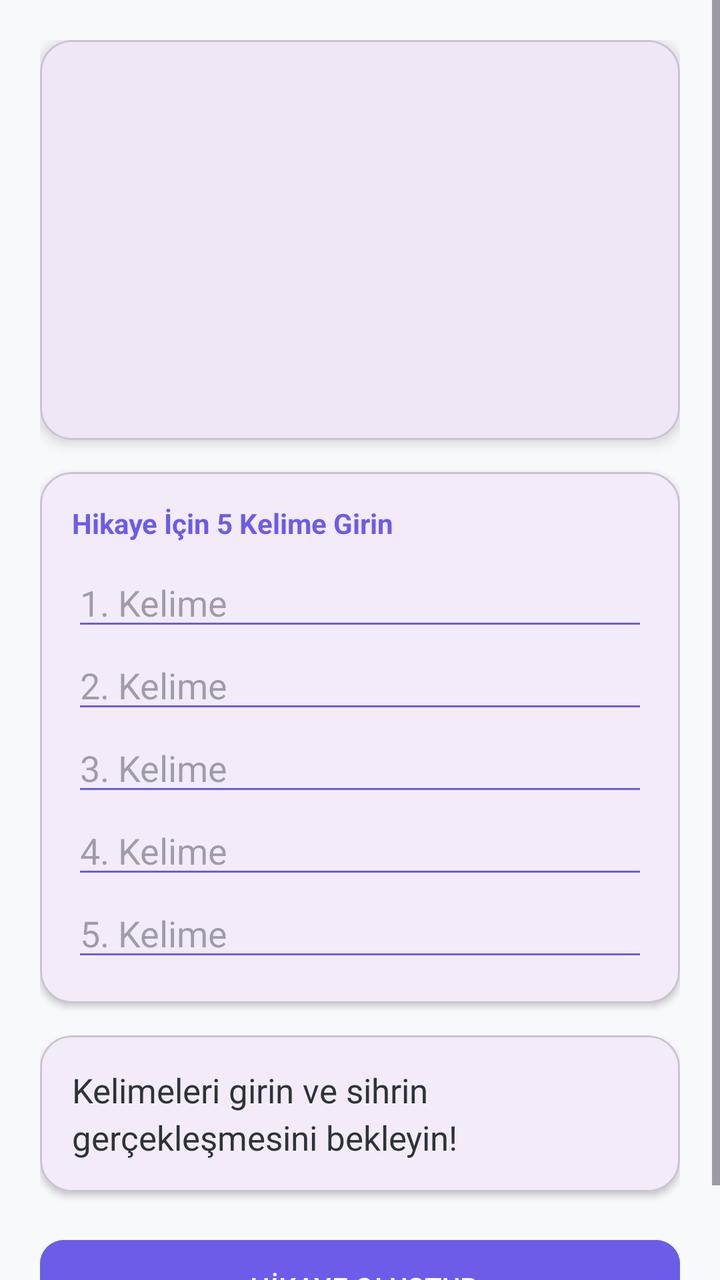
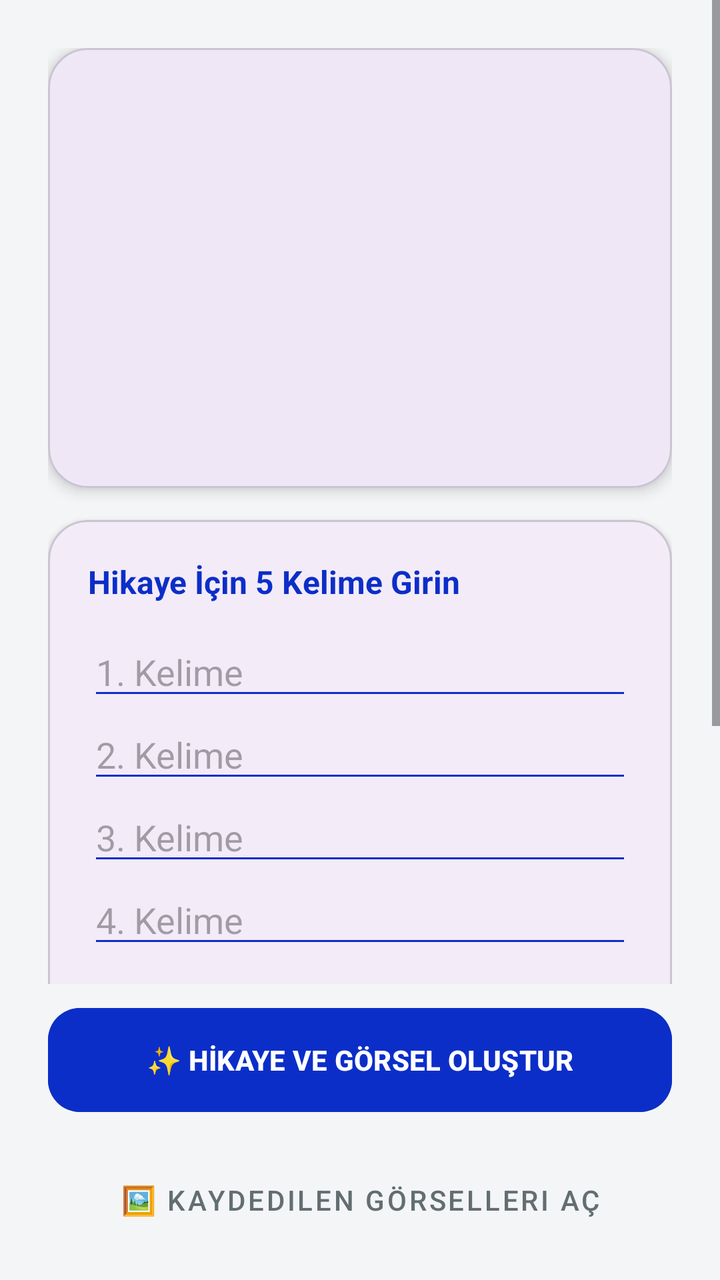

Screens rendered from an Android XML layout before and after an edit, with the pre-edit source and the edit as a unified diff.
<!-- AndroidManifest.xml: application theme Theme.Wordleloop -->
<!-- res/layout/activity_llm.xml -->
<?xml version="1.0" encoding="utf-8"?>
<ScrollView xmlns:android="http://schemas.android.com/apk/res/android"
    xmlns:app="http://schemas.android.com/apk/res-auto"
    xmlns:tools="http://schemas.android.com/tools"
    android:layout_width="match_parent"
    android:layout_height="match_parent"
    android:background="#F8F9FA"
    android:fillViewport="true">

    <androidx.constraintlayout.widget.ConstraintLayout
        android:layout_width="match_parent"
        android:layout_height="wrap_content"
        android:padding="20dp">

        <com.google.android.material.card.MaterialCardView
            android:id="@+id/cardImage"
            android:layout_width="match_parent"
            android:layout_height="200dp"
            app:cardCornerRadius="16dp"
            app:cardElevation="4dp"
            app:layout_constraintTop_toTopOf="parent">

            <ImageView
                android:id="@+id/ivGeneratedImage"
                android:layout_width="match_parent"
                android:layout_height="match_parent"
                android:scaleType="centerCrop"
                android:src="@android:drawable/ic_menu_gallery"
                android:visibility="gone" />
        </com.google.android.material.card.MaterialCardView>

        <com.google.android.material.card.MaterialCardView
            android:id="@+id/cardInputs"
            android:layout_width="match_parent"
            android:layout_height="wrap_content"
            android:layout_marginTop="16dp"
            app:cardCornerRadius="16dp"
            app:cardElevation="2dp"
            app:layout_constraintTop_toBottomOf="@id/cardImage">

            <LinearLayout
                android:layout_width="match_parent"
                android:layout_height="wrap_content"
                android:orientation="vertical"
                android:padding="16dp">

                <TextView
                    android:layout_width="wrap_content"
                    android:layout_height="wrap_content"
                    android:text="Hikaye İçin 5 Kelime Girin"
                    android:textColor="#6C5CE7"
                    android:textStyle="bold"
                    android:layout_marginBottom="8dp"/>

                <EditText android:id="@+id/etWord1" android:layout_width="match_parent" android:layout_height="wrap_content" android:hint="1. Kelime" android:backgroundTint="#6C5CE7"/>
                <EditText android:id="@+id/etWord2" android:layout_width="match_parent" android:layout_height="wrap_content" android:hint="2. Kelime" android:backgroundTint="#6C5CE7"/>
                <EditText android:id="@+id/etWord3" android:layout_width="match_parent" android:layout_height="wrap_content" android:hint="3. Kelime" android:backgroundTint="#6C5CE7"/>
                <EditText android:id="@+id/etWord4" android:layout_width="match_parent" android:layout_height="wrap_content" android:hint="4. Kelime" android:backgroundTint="#6C5CE7"/>
                <EditText android:id="@+id/etWord5" android:layout_width="match_parent" android:layout_height="wrap_content" android:hint="5. Kelime" android:backgroundTint="#6C5CE7"/>
            </LinearLayout>
        </com.google.android.material.card.MaterialCardView>

        <com.google.android.material.card.MaterialCardView
            android:id="@+id/cardStory"
            android:layout_width="match_parent"
            android:layout_height="wrap_content"
            android:layout_marginTop="16dp"
            app:cardCornerRadius="16dp"
            app:cardElevation="2dp"
            app:layout_constraintTop_toBottomOf="@id/cardInputs">

            <LinearLayout
                android:layout_width="match_parent"
                android:layout_height="wrap_content"
                android:orientation="vertical"
                android:padding="16dp">

                <TextView
                    android:id="@+id/tvEnglishStory"
                    android:layout_width="match_parent"
                    android:layout_height="wrap_content"
                    android:lineSpacingExtra="4sp"
                    android:text="Kelimeleri girin ve sihrin gerçekleşmesini bekleyin!"
                    android:textColor="#2D3436"
                    android:textSize="17sp" />

                <TextView
                    android:id="@+id/tvTurkishStory"
                    android:layout_width="match_parent"
                    android:layout_height="wrap_content"
                    android:layout_marginTop="12dp"
                    android:lineSpacingExtra="4sp"
                    android:textColor="#636E72"
                    android:textSize="15sp"
                    android:textStyle="italic"
                    android:visibility="gone" />
            </LinearLayout>
        </com.google.android.material.card.MaterialCardView>

        <Button
            android:id="@+id/btnGenerateStory"
            android:layout_width="match_parent"
            android:layout_height="55dp"
            android:layout_marginTop="20dp"
            android:backgroundTint="#6C5CE7"
            android:text=" HİKAYE OLUŞTUR"
            android:textColor="#FFFFFF"
            app:cornerRadius="12dp"
            app:layout_constraintTop_toBottomOf="@id/cardStory" />

        <Button
            android:id="@+id/btnTranslate"
            style="@style/Widget.MaterialComponents.Button.OutlinedButton"
            android:layout_width="match_parent"
            android:layout_height="55dp"
            android:layout_marginTop="10dp"
            android:text="🌍 ÇEVİRİYİ GÖSTER"
            android:textColor="#6C5CE7"
            android:visibility="gone"
            app:layout_constraintTop_toBottomOf="@id/btnGenerateStory"
            app:strokeColor="#6C5CE7" />

        <ProgressBar
            android:id="@+id/loadingProgress"
            android:layout_width="wrap_content"
            android:layout_height="wrap_content"
            android:visibility="gone"
            android:indeterminateTint="#6C5CE7"
            app:layout_constraintBottom_toBottomOf="parent"
            app:layout_constraintEnd_toEndOf="parent"
            app:layout_constraintStart_toStartOf="parent"
            app:layout_constraintTop_toTopOf="parent" />

    </androidx.constraintlayout.widget.ConstraintLayout>
</ScrollView>
<!-- resources referenced by this layout -->
<resources>
  <style name="Theme.Wordleloop" parent="Base.Theme.Wordleloop" />
  <style name="Base.Theme.Wordleloop" parent="Theme.Material3.DayNight.NoActionBar">
          
          
      </style>
</resources>

<!-- the commit's change to res/layout/activity_llm.xml (unified diff, before → after) -->
@@ -1,135 +1,181 @@
 <?xml version="1.0" encoding="utf-8"?>
-<ScrollView xmlns:android="http://schemas.android.com/apk/res/android"
+<LinearLayout xmlns:android="http://schemas.android.com/apk/res/android"
     xmlns:app="http://schemas.android.com/apk/res-auto"
-    xmlns:tools="http://schemas.android.com/tools"
     android:layout_width="match_parent"
     android:layout_height="match_parent"
-    android:background="#F8F9FA"
-    android:fillViewport="true">
+    android:background="#F4F5F7"
+    android:orientation="vertical">
 
-    <androidx.constraintlayout.widget.ConstraintLayout
+    <ScrollView
+        android:layout_width="match_parent"
+        android:layout_height="0dp"
+        android:layout_weight="1"
+        android:fillViewport="true">
+
+        <LinearLayout
+            android:layout_width="match_parent"
+            android:layout_height="wrap_content"
+            android:orientation="vertical"
+            android:padding="24dp">
+
+            <com.google.android.material.card.MaterialCardView
+                android:id="@+id/cardImage"
+                android:layout_width="match_parent"
+                android:layout_height="220dp"
+                app:cardCornerRadius="20dp"
+                app:cardElevation="4dp">
+
+                <ImageView
+                    android:id="@+id/ivGeneratedImage"
+                    android:layout_width="match_parent"
+                    android:layout_height="match_parent"
+                    android:scaleType="centerCrop"
+                    android:src="@android:drawable/ic_menu_gallery"
+                    android:visibility="gone" />
+            </com.google.android.material.card.MaterialCardView>
+
+            <com.google.android.material.card.MaterialCardView
+                android:id="@+id/cardInputs"
+                android:layout_width="match_parent"
+                android:layout_height="wrap_content"
+                android:layout_marginTop="16dp"
+                app:cardCornerRadius="20dp"
+                app:cardElevation="2dp">
+
+                <LinearLayout
+                    android:layout_width="match_parent"
+                    android:layout_height="wrap_content"
+                    android:orientation="vertical"
+                    android:padding="20dp">
+
+                    <TextView
+                        android:layout_width="wrap_content"
+                        android:layout_height="wrap_content"
+                        android:text="Hikaye İçin 5 Kelime Girin"
+                        android:textColor="#0C2EC8"
+                        android:textSize="16sp"
+                        android:textStyle="bold"
+                        android:layout_marginBottom="12dp"/>
+
+                    <EditText android:id="@+id/etWord1" android:layout_width="match_parent" android:layout_height="wrap_content" android:hint="1. Kelime" android:backgroundTint="#0C2EC8" android:singleLine="true"/>
+                    <EditText android:id="@+id/etWord2" android:layout_width="match_parent" android:layout_height="wrap_content" android:hint="2. Kelime" android:backgroundTint="#0C2EC8" android:singleLine="true"/>
+                    <EditText android:id="@+id/etWord3" android:layout_width="match_parent" android:layout_height="wrap_content" android:hint="3. Kelime" android:backgroundTint="#0C2EC8" android:singleLine="true"/>
+                    <EditText android:id="@+id/etWord4" android:layout_width="match_parent" android:layout_height="wrap_content" android:hint="4. Kelime" android:backgroundTint="#0C2EC8" android:singleLine="true"/>
+                    <EditText android:id="@+id/etWord5" android:layout_width="match_parent" android:layout_height="wrap_content" android:hint="5. Kelime" android:backgroundTint="#0C2EC8" android:singleLine="true"/>
+                </LinearLayout>
+            </com.google.android.material.card.MaterialCardView>
+
+            <com.google.android.material.card.MaterialCardView
+                android:id="@+id/cardStory"
+                android:layout_width="match_parent"
+                android:layout_height="wrap_content"
+                android:layout_marginTop="16dp"
+                app:cardCornerRadius="20dp"
+                app:cardElevation="2dp">
+
+                <LinearLayout
+                    android:layout_width="match_parent"
+                    android:layout_height="wrap_content"
+                    android:orientation="vertical"
+                    android:padding="20dp">
+
+                    <TextView
+                        android:id="@+id/tvEnglishStory"
+                        android:layout_width="match_parent"
+                        android:layout_height="wrap_content"
+                        android:lineSpacingExtra="6sp"
+                        android:text="Kelimeleri girin ve yapay zekanın yaratıcılığını izleyin."
+                        android:textColor="#2D3436"
+                        android:textSize="16sp" />
+
+                    <TextView
+                        android:id="@+id/tvTurkishStory"
+                        android:layout_width="match_parent"
+                        android:layout_height="wrap_content"
+                        android:layout_marginTop="16dp"
+                        android:lineSpacingExtra="6sp"
+                        android:textColor="#0C2EC8"
+                        android:textSize="15sp"
+                        android:textStyle="italic"
+                        android:visibility="gone" />
+                </LinearLayout>
+            </com.google.android.material.card.MaterialCardView>
+
+            <ProgressBar
+                android:id="@+id/loadingProgress"
+                android:layout_width="wrap_content"
+                android:layout_height="wrap_content"
+                android:layout_gravity="center"
+                android:layout_marginTop="24dp"
+                android:layout_marginBottom="16dp"
+                android:visibility="gone"
+                android:indeterminateTint="#0C2EC8" />
+
+        </LinearLayout>
+    </ScrollView>
+
+    <LinearLayout
         android:layout_width="match_parent"
         android:layout_height="wrap_content"
-        android:padding="20dp">
-
-        <com.google.android.material.card.MaterialCardView
-            android:id="@+id/cardImage"
-            android:layout_width="match_parent"
-            android:layout_height="200dp"
-            app:cardCornerRadius="16dp"
-            app:cardElevation="4dp"
-            app:layout_constraintTop_toTopOf="parent">
-
-            <ImageView
-                android:id="@+id/ivGeneratedImage"
-                android:layout_width="match_parent"
-                android:layout_height="match_parent"
-                android:scaleType="centerCrop"
-                android:src="@android:drawable/ic_menu_gallery"
-                android:visibility="gone" />
-        </com.google.android.material.card.MaterialCardView>
-
-        <com.google.android.material.card.MaterialCardView
-            android:id="@+id/cardInputs"
-            android:layout_width="match_parent"
-            android:layout_height="wrap_content"
-            android:layout_marginTop="16dp"
-            app:cardCornerRadius="16dp"
-            app:cardElevation="2dp"
-            app:layout_constraintTop_toBottomOf="@id/cardImage">
-
-            <LinearLayout
-                android:layout_width="match_parent"
-                android:layout_height="wrap_content"
-                android:orientation="vertical"
-                android:padding="16dp">
-
-                <TextView
-                    android:layout_width="wrap_content"
-                    android:layout_height="wrap_content"
-                    android:text="Hikaye İçin 5 Kelime Girin"
-                    android:textColor="#6C5CE7"
-                    android:textStyle="bold"
-                    android:layout_marginBottom="8dp"/>
-
-                <EditText android:id="@+id/etWord1" android:layout_width="match_parent" android:layout_height="wrap_content" android:hint="1. Kelime" android:backgroundTint="#6C5CE7"/>
-                <EditText android:id="@+id/etWord2" android:layout_width="match_parent" android:layout_height="wrap_content" android:hint="2. Kelime" android:backgroundTint="#6C5CE7"/>
-                <EditText android:id="@+id/etWord3" android:layout_width="match_parent" android:layout_height="wrap_content" android:hint="3. Kelime" android:backgroundTint="#6C5CE7"/>
-                <EditText android:id="@+id/etWord4" android:layout_width="match_parent" android:layout_height="wrap_content" android:hint="4. Kelime" android:backgroundTint="#6C5CE7"/>
-                <EditText android:id="@+id/etWord5" android:layout_width="match_parent" android:layout_height="wrap_content" android:hint="5. Kelime" android:backgroundTint="#6C5CE7"/>
-            </LinearLayout>
-        </com.google.android.material.card.MaterialCardView>
-
-        <com.google.android.material.card.MaterialCardView
-            android:id="@+id/cardStory"
-            android:layout_width="match_parent"
-            android:layout_height="wrap_content"
-            android:layout_marginTop="16dp"
-            app:cardCornerRadius="16dp"
-            app:cardElevation="2dp"
-            app:layout_constraintTop_toBottomOf="@id/cardInputs">
-
-            <LinearLayout
-                android:layout_width="match_parent"
-                android:layout_height="wrap_content"
-                android:orientation="vertical"
-                android:padding="16dp">
-
-                <TextView
-                    android:id="@+id/tvEnglishStory"
-                    android:layout_width="match_parent"
-                    android:layout_height="wrap_content"
-                    android:lineSpacingExtra="4sp"
-                    android:text="Kelimeleri girin ve sihrin gerçekleşmesini bekleyin!"
-                    android:textColor="#2D3436"
-                    android:textSize="17sp" />
-
-                <TextView
-                    android:id="@+id/tvTurkishStory"
-                    android:layout_width="match_parent"
-                    android:layout_height="wrap_content"
-                    android:layout_marginTop="12dp"
-                    android:lineSpacingExtra="4sp"
-                    android:textColor="#636E72"
-                    android:textSize="15sp"
-                    android:textStyle="italic"
-                    android:visibility="gone" />
-            </LinearLayout>
-        </com.google.android.material.card.MaterialCardView>
+        android:orientation="vertical"
+        android:paddingHorizontal="24dp"
+        android:paddingTop="8dp"
+        android:paddingBottom="16dp"
+        android:background="#F4F5F7">
 
         <Button
             android:id="@+id/btnGenerateStory"
             android:layout_width="match_parent"
-            android:layout_height="55dp"
-            android:layout_marginTop="20dp"
-            android:backgroundTint="#6C5CE7"
-            android:text=" HİKAYE OLUŞTUR"
+            android:layout_height="60dp"
+            android:backgroundTint="#0C2EC8"
+            android:text="✨ HİKAYE VE GÖRSEL OLUŞTUR"
+            android:textStyle="bold"
             android:textColor="#FFFFFF"
-            app:cornerRadius="12dp"
-            app:layout_constraintTop_toBottomOf="@id/cardStory" />
+            app:cornerRadius="16dp" />
+
+        <LinearLayout
+            android:id="@+id/layoutActionButtons"
+            android:layout_width="match_parent"
+            android:layout_height="wrap_content"
+            android:orientation="horizontal"
+            android:layout_marginTop="12dp"
+            android:weightSum="2">
+
+            <Button
+                android:id="@+id/btnTranslate"
+                style="@style/Widget.MaterialComponents.Button.OutlinedButton"
+                android:layout_width="0dp"
+                android:layout_height="55dp"
+                android:layout_weight="1"
+                android:layout_marginEnd="6dp"
+                android:text="🌍 ÇEVİRİ"
+                android:textColor="#0C2EC8"
+                android:visibility="gone"
+                app:cornerRadius="12dp"
+                app:strokeColor="#0C2EC8" />
+
+            <Button
+                android:id="@+id/btnSaveImage"
+                style="@style/Widget.MaterialComponents.Button.OutlinedButton"
+                android:layout_width="0dp"
+                android:layout_height="55dp"
+                android:layout_weight="1"
+                android:layout_marginStart="6dp"
+                android:text="💾 KAYDET"
+                android:textColor="#0C2EC8"
+                android:visibility="gone"
+                app:cornerRadius="12dp"
+                app:strokeColor="#0C2EC8" />
+        </LinearLayout>
 
         <Button
-            android:id="@+id/btnTranslate"
-            style="@style/Widget.MaterialComponents.Button.OutlinedButton"
+            android:id="@+id/btnViewGallery"
+            style="@style/Widget.MaterialComponents.Button.TextButton"
             android:layout_width="match_parent"
-            android:layout_height="55dp"
-            android:layout_marginTop="10dp"
-            android:text="🌍 ÇEVİRİYİ GÖSTER"
-            android:textColor="#6C5CE7"
-            android:visibility="gone"
-            app:layout_constraintTop_toBottomOf="@id/btnGenerateStory"
-            app:strokeColor="#6C5CE7" />
+            android:layout_height="wrap_content"
+            android:layout_marginTop="4dp"
+            android:text="🖼️ Kaydedilen Görselleri Aç"
+            android:textColor="#636E72" />
 
-        <ProgressBar
-            android:id="@+id/loadingProgress"
-            android:layout_width="wrap_content"
-            android:layout_height="wrap_content"
-            android:visibility="gone"
-            android:indeterminateTint="#6C5CE7"
-            app:layout_constraintBottom_toBottomOf="parent"
-            app:layout_constraintEnd_toEndOf="parent"
-            app:layout_constraintStart_toStartOf="parent"
-            app:layout_constraintTop_toTopOf="parent" />
-
-    </androidx.constraintlayout.widget.ConstraintLayout>
-</ScrollView>
+    </LinearLayout>
+</LinearLayout>
